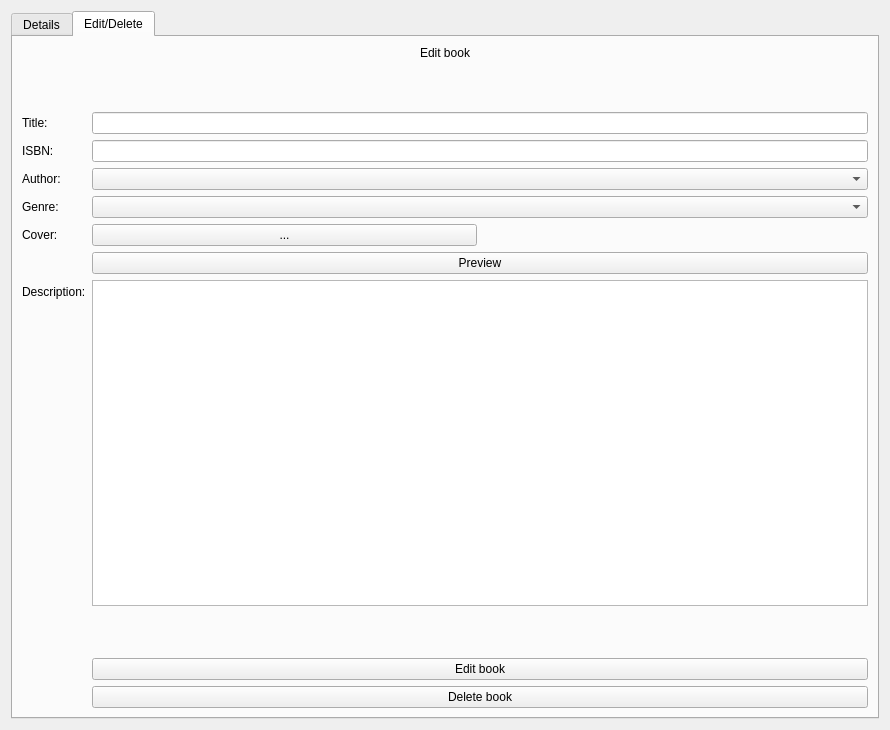
Before: the Qt Designer form book_management_system/assets/XML/book_window.ui in nisaia/P-yQt-ersonal-management-system, drawn with Qt 5.
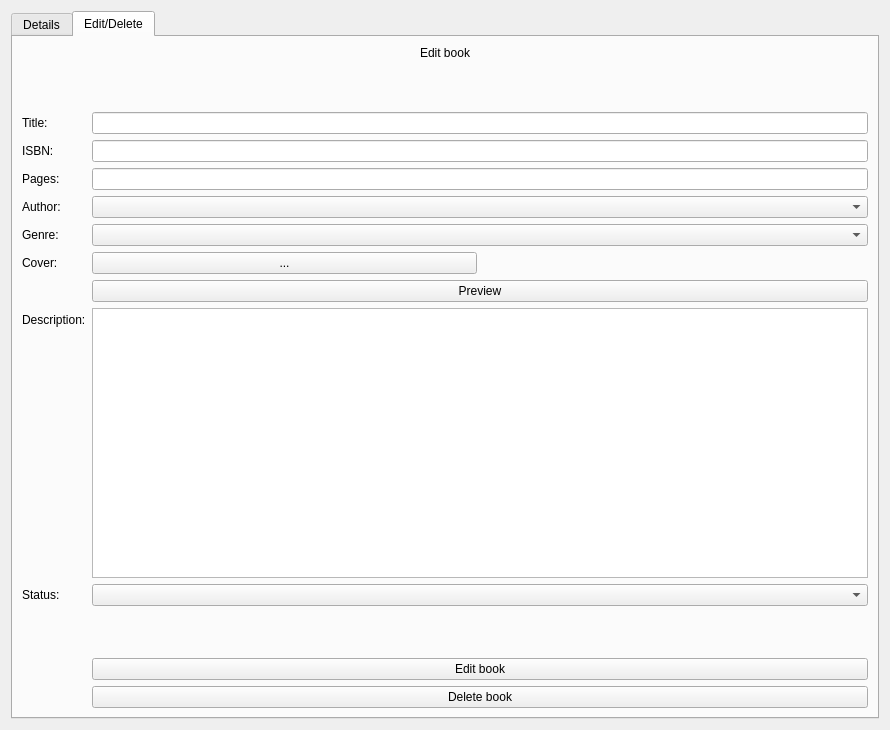
After: the same form once the commit is applied. The open tabs and pages were chosen to show the change.

Diff of the .ui file:
```diff
--- a/book_management_system/assets/XML/book_window.ui
+++ b/book_management_system/assets/XML/book_window.ui
@@ -140,51 +140,51 @@
        <item row="3" column="1">
         <widget class="QLineEdit" name="bookIsbn_lineEdit"/>
        </item>
-       <item row="4" column="0">
+       <item row="5" column="0">
         <widget class="QLabel" name="bookAuthor_label_2">
          <property name="text">
           <string>Author:</string>
          </property>
         </widget>
        </item>
-       <item row="4" column="1">
+       <item row="5" column="1">
         <widget class="QComboBox" name="bookAuthor_comboBox"/>
        </item>
-       <item row="5" column="0">
+       <item row="6" column="0">
         <widget class="QLabel" name="bookGenre_label_2">
          <property name="text">
           <string>Genre:</string>
          </property>
         </widget>
        </item>
-       <item row="5" column="1">
+       <item row="6" column="1">
         <widget class="QComboBox" name="bookGenre_comboBox"/>
        </item>
-       <item row="8" column="0">
+       <item row="9" column="0">
         <widget class="QLabel" name="bookCover_label_2">
          <property name="text">
           <string>Cover:</string>
          </property>
         </widget>
        </item>
-       <item row="10" column="1">
+       <item row="11" column="1">
         <widget class="QPushButton" name="bookPreview_button">
          <property name="text">
           <string>Preview</string>
          </property>
         </widget>
        </item>
-       <item row="11" column="0">
+       <item row="12" column="0">
         <widget class="QLabel" name="bookDescription_label_2">
          <property name="text">
           <string>Description:</string>
          </property>
         </widget>
        </item>
-       <item row="11" column="1">
+       <item row="12" column="1">
         <widget class="QPlainTextEdit" name="bookDescription_plainTextEdit"/>
        </item>
-       <item row="12" column="0" colspan="2">
+       <item row="14" column="0" colspan="2">
         <spacer name="verticalSpacer_2">
          <property name="orientation">
           <enum>Qt::Vertical</enum>
@@ -200,21 +200,21 @@
          </property>
         </spacer>
        </item>
-       <item row="13" column="1">
+       <item row="15" column="1">
         <widget class="QPushButton" name="editBook_button">
          <property name="text">
           <string>Edit book</string>
          </property>
         </widget>
        </item>
-       <item row="14" column="1">
+       <item row="16" column="1">
         <widget class="QPushButton" name="deleteBook_button">
          <property name="text">
           <string>Delete book</string>
          </property>
         </widget>
        </item>
-       <item row="8" column="1">
+       <item row="9" column="1">
         <layout class="QHBoxLayout" name="horizontalLayout">
          <item>
           <widget class="QPushButton" name="uploadCover_button">
@@ -232,6 +232,26 @@
          </item>
         </layout>
        </item>
+       <item row="4" column="0">
+        <widget class="QLabel" name="bookPages_label">
+         <property name="text">
+          <string>Pages:</string>
+         </property>
+        </widget>
+       </item>
+       <item row="4" column="1">
+        <widget class="QLineEdit" name="bookPages_lineEdit"/>
+       </item>
+       <item row="13" column="0">
+        <widget class="QLabel" name="bookStatus_label">
+         <property name="text">
+          <string>Status:</string>
+         </property>
+        </widget>
+       </item>
+       <item row="13" column="1">
+        <widget class="QComboBox" name="bookStatus_comboBox"/>
+       </item>
       </layout>
      </widget>
     </widget>
```
